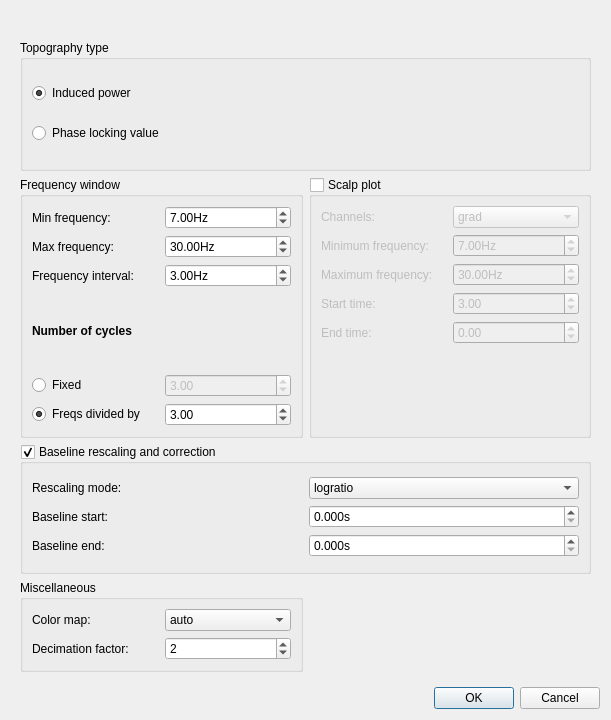
Old version of the form qt4Designer_ui_files/TFRtopologyUi.ui in the repository cibr-jyu/meggie.
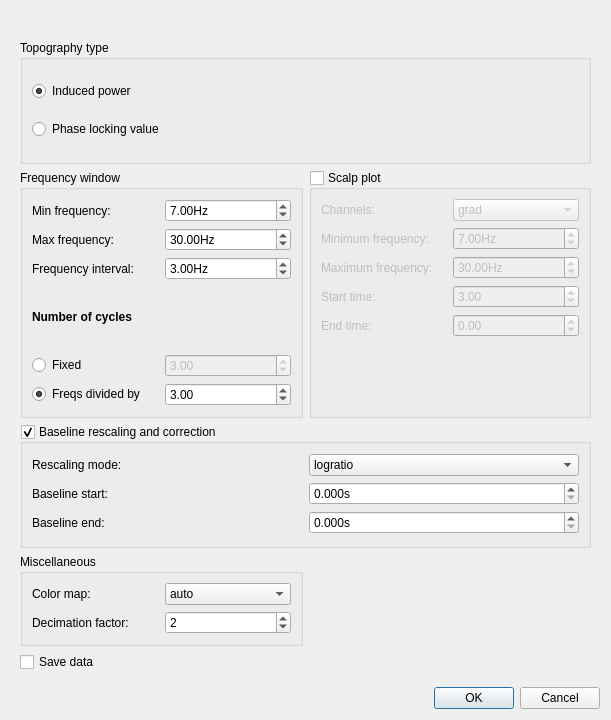
New version of the form.

Commit message: Add save data tick for tfr topology and clean up

```diff
--- a/qt4Designer_ui_files/TFRtopologyUi.ui
+++ b/qt4Designer_ui_files/TFRtopologyUi.ui
@@ -42,7 +42,7 @@
         <x>0</x>
         <y>0</y>
         <width>593</width>
-        <height>663</height>
+        <height>661</height>
        </rect>
       </property>
       <property name="minimumSize">
@@ -621,6 +621,13 @@
          </layout>
         </widget>
        </item>
+       <item row="8" column="0">
+        <widget class="QCheckBox" name="checkBoxSaveData">
+         <property name="text">
+          <string>Save data</string>
+         </property>
+        </widget>
+       </item>
       </layout>
      </widget>
     </widget>
```
The commit also changes 5 other files.
